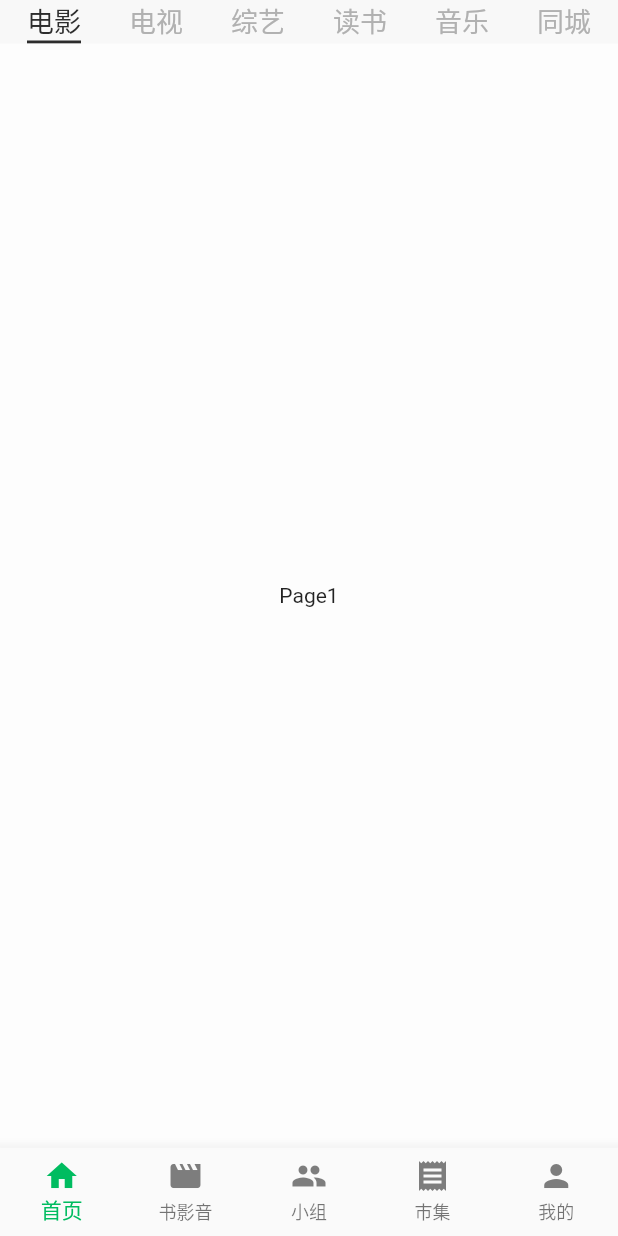
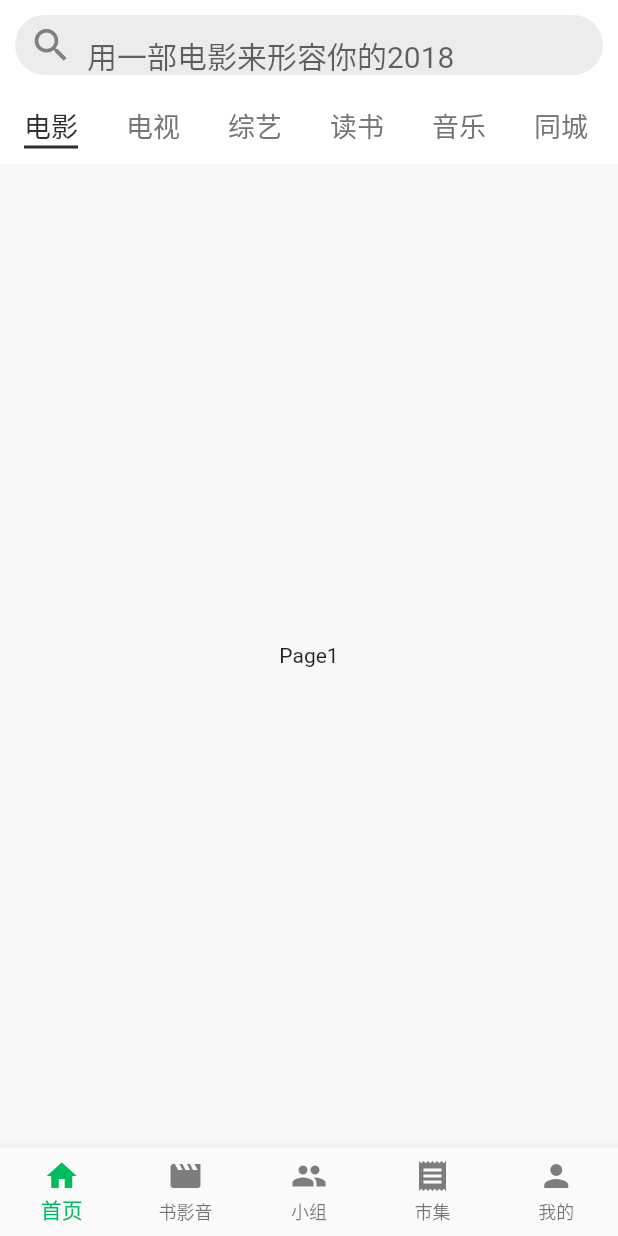
Before and after one commit to lichong951/flutter_demo, a Flutter app: the screen it shows after launch, on a phone screen of 412 x 824 dp. Run offline on Flutter 3.47's test engine with Material 2 defaults, Android fonts, the phone set to English and light mode, and no system bars.

Commit message:
搜索栏UI-demo1

```diff
--- a/lib/widgets/FlutterTabBar.dart
+++ b/lib/widgets/FlutterTabBar.dart
@@ -1,5 +1,7 @@
 import 'package:flutter/material.dart';
 import 'package:flutter_demo/widgets/FlutterTabBarView.dart';
+import 'dart:math' as math;
+import 'package:flutter_demo/widgets/SearchTextFieldWidget.dart';
 
 var titleList = ['电影'
 , '电视'
@@ -34,8 +36,7 @@ class _HomePageState extends State<HomePage>
 
   List<Widget> getTabList() {
     return titleList
-        .map((item) =>
-        Text(
+        .map((item) => Text(
           '$item',
           style: TextStyle(fontSize: 18),
         ))
@@ -47,25 +48,39 @@ class _HomePageState extends State<HomePage>
     return Container(
       child: SafeArea(
           child: DefaultTabController(
-              length: titleList.length,
-              child: Column(
-                children: <Widget>[
-                  tabBar,
-                  Expanded(
+              length: titleList.length, child: getNestedScrollView(tabBar))),
+    );
+  }
+}
+
+Widget getNestedScrollView(Widget tabBar) {
+  return NestedScrollView(
+      headerSliverBuilder: (BuildContext context, bool innerBoxIsScrolled) {
+        return <Widget>[
+          SliverToBoxAdapter(
             child: Container(
-                      color: Colors.white70,
-                      width: double.infinity,
-                      alignment: Alignment.center,
-//                          child: Text('$selectType', style: TextStyle(fontSize: 26),),
-                      child: FlutterTabBarView(
-                        tabController: _tabController,
+              color: Colors.white,
+              padding: const EdgeInsets.all(10.0),
+              child: SearchTextFieldWidget(
+                hintText: '用一部电影来形容你的2018',
               ),
             ),
-                  )
-                ],
-              ))),
-    );
-  }
+          ),
+          SliverPersistentHeader(
+              floating: true,
+              pinned: true,
+              delegate: _SliverAppBarDelegate(
+                  maxHeight: 49.0,
+                  minHeight: 49.0,
+                  child: Container(
+                    color: Colors.white,
+                    child: tabBar,
+                  )))
+        ];
+      },
+      body: FlutterTabBarView(
+        tabController: _tabController,
+      ));
 }
 
 class FlutterTabBar extends StatefulWidget {
@@ -77,6 +92,74 @@ class FlutterTabBar extends StatefulWidget {
   }
 }
 
+Widget _buildSearch() {
+  return Card(
+    margin: EdgeInsets.fromLTRB(15.0, 10.0, 15.0, 10.0),
+    elevation: 1.0,
+    shape: RoundedRectangleBorder(
+      borderRadius: BorderRadius.all(Radius.circular(50.0)),
+    ),
+    child: Container(
+      padding: EdgeInsets.only(left: 25.0, right: 25.0),
+      height: 45.0,
+      child: Center(
+        child: Row(
+          children: <Widget>[
+            Padding(
+              padding: EdgeInsets.only(right: 8.0),
+              child: Icon(
+                Icons.search,
+                color: Colors.black26,
+                size: 20.0,
+              ),
+            ),
+            Expanded(
+                child: TextField(
+                  keyboardType: TextInputType.text,
+                  decoration: InputDecoration(
+                      border: InputBorder.none,
+                      hintText: 'Search category',
+                      hintStyle: TextStyle(color: Colors.black26)),
+                  cursorColor: Colors.pink,
+                ))
+          ],
+        ),
+      ),
+    ),
+  );
+}
+
+class _SliverAppBarDelegate extends SliverPersistentHeaderDelegate {
+  _SliverAppBarDelegate({
+    @required this.minHeight,
+    @required this.maxHeight,
+    @required this.child,
+  });
+
+  final double minHeight;
+  final double maxHeight;
+  final Widget child;
+
+  @override
+  double get minExtent => minHeight;
+
+  @override
+  double get maxExtent => math.max((minHeight ?? kToolbarHeight), minExtent);
+
+  @override
+  Widget build(
+      BuildContext context, double shrinkOffset, bool overlapsContent) {
+    return child;
+  }
+
+  @override
+  bool shouldRebuild(_SliverAppBarDelegate oldDelegate) {
+    return maxHeight != oldDelegate.maxHeight ||
+        minHeight != oldDelegate.minHeight ||
+        child != oldDelegate.child;
+  }
+}
+
 class _FlutterTabBarState extends State<FlutterTabBar> {
   Color selectColor, unselectedColor;
   TextStyle selectStyle, unselectedStyle;
@@ -85,7 +168,7 @@ class _FlutterTabBarState extends State<FlutterTabBar> {
   void initState() {
     super.initState();
     selectColor = Color.fromARGB(255, 45, 45, 45);
-    unselectedColor = Color.fromARGB(255,177,177,177);
+    unselectedColor = Color.fromARGB(255, 117, 117, 117);
     selectStyle = TextStyle(fontSize: 18, color: selectColor);
     unselectedStyle = TextStyle(fontSize: 18, color: selectColor);
   }
@@ -97,9 +180,10 @@ class _FlutterTabBarState extends State<FlutterTabBar> {
   }
 
   @override
-  Widget build(BuildContext context){
-
-    return TabBar(
+  Widget build(BuildContext context) {
+    return Container(
+      margin: EdgeInsets.only(top: 10.0, bottom: 10.0),
+      child: TabBar(
         tabs: tabList,
         isScrollable: true,
         controller: _tabController,
@@ -109,6 +193,7 @@ class _FlutterTabBarState extends State<FlutterTabBar> {
         unselectedLabelColor: unselectedColor,
         unselectedLabelStyle: unselectedStyle,
         indicatorSize: TabBarIndicatorSize.label,
+      ),
     );
   }
 }
--- a/lib/widgets/SearchTextFieldWidget.dart
+++ b/lib/widgets/SearchTextFieldWidget.dart
@@ -1,36 +1,61 @@
 import 'package:flutter/material.dart';
 
 class SearchTextFieldWidget extends StatelessWidget {
-
-  final ValueChanged<String> onFieldSubmitted;
+  final ValueChanged<String> onSubmitted;
   final String hintText;
 
-  SearchTextFieldWidget({Key key, this.onFieldSubmitted, this.hintText}):super(key: key);
+  SearchTextFieldWidget({Key key, this.onSubmitted, this.hintText})
+      : super(key: key);
 
   @override
   Widget build(BuildContext context) {
     return Container(
-      width: double.infinity,
-      padding: const EdgeInsets.all(8.0),
-      alignment: Alignment.center,
+      width: MediaQuery.of(context).size.width,
+      alignment: AlignmentDirectional.center,
       height: 40.0,
       decoration: BoxDecoration(
           color: Color.fromARGB(255, 237, 236, 237),
           borderRadius: BorderRadius.circular(24.0)),
-      child: TextFormField(
-        onFieldSubmitted: onFieldSubmitted,
+      child: TextField(
+        onSubmitted: onSubmitted,
+        cursorColor: Color.fromARGB(255, 0, 189, 96),
+        decoration: InputDecoration(
+            contentPadding: const EdgeInsets.only(top: 8.0),
+            border: InputBorder.none,
+            hintText: hintText,
+            hintStyle: TextStyle(fontSize: 20),
+            prefixIcon: Icon(
+              Icons.search,
+              size: 29,
+              color: Color.fromARGB(255, 128, 128, 128),
+            )),
+        style: TextStyle(fontSize: 20),
+      ),
+    );
+  }
+
+  getContainer(BuildContext context, ValueChanged<String> onSubmitted) {
+    return Container(
+      width: MediaQuery.of(context).size.width,
+      alignment: AlignmentDirectional.center,
+      height: 40.0,
+      decoration: BoxDecoration(
+          color: Color.fromARGB(255, 237, 236, 237),
+          borderRadius: BorderRadius.circular(24.0)),
+      child: TextField(
+        onSubmitted: onSubmitted,
         cursorColor: Color.fromARGB(255, 0, 189, 96),
         decoration: InputDecoration(
             contentPadding: EdgeInsets.zero,
             border: InputBorder.none,
             hintText: hintText,
-            hintStyle: TextStyle(fontSize: 23),
+            hintStyle: TextStyle(fontSize: 20),
             prefixIcon: Icon(
               Icons.search,
               size: 29,
               color: Color.fromARGB(255, 128, 128, 128),
             )),
-        style: TextStyle(fontSize: 23),
+        style: TextStyle(fontSize: 20),
       ),
     );
   }
```
Lines whose indentation alone changed are shown as unchanged.
